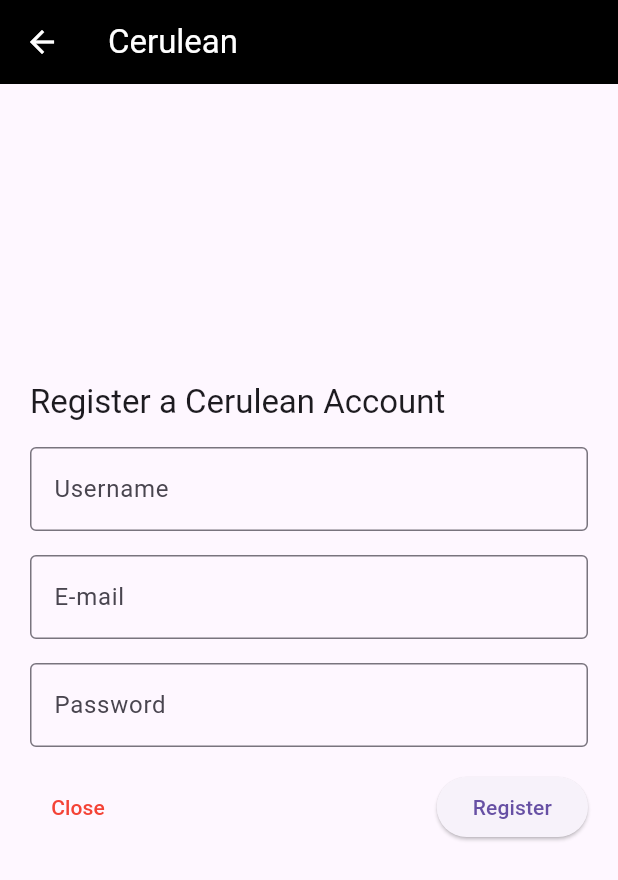
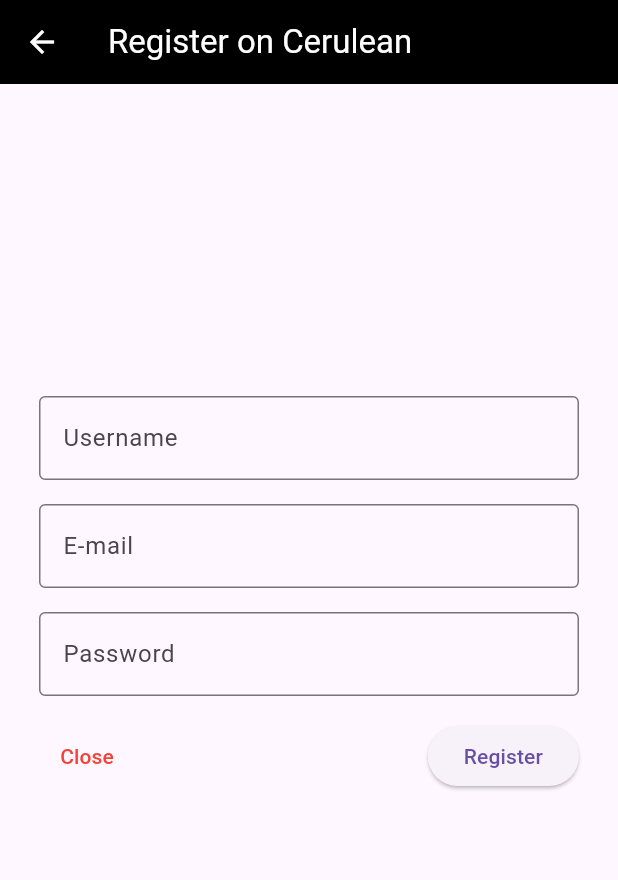
Before and after one commit to cerulean-app/flutter-client, a Flutter app: the RegisterScreen screen opened by its route, on a phone screen of 412 x 824 dp. Shown: the top 880 px of the screen. Run offline on Flutter 3.47's test engine with Material 2 defaults, Android fonts, the phone set to English and light mode, and no system bars; our stand-ins replace shared_preferences; accounts and stored records are empty.

Commit message:
app: improve mobile UI sizes in login/register

```diff
--- a/lib/screens/welcome/register_screen.dart
+++ b/lib/screens/welcome/register_screen.dart
@@ -69,22 +69,24 @@
   @override
   Widget build(BuildContext context) {
     return ScreenScaffold(
-      title: 'Cerulean ${widget.debug ? ' (debug)' : ''}',
+      title: 'Register on Cerulean ${widget.debug ? ' (debug)' : ''}',
       child: Column(
         mainAxisAlignment: MainAxisAlignment.center,
         crossAxisAlignment: CrossAxisAlignment.center,
         children: <Widget>[
-          SizedBox.square(
-            dimension: 372,
+          SizedBox.fromSize(
+            size: const Size(360, 384),
             child: Form(
               key: _formKey,
               child: Column(
                 crossAxisAlignment: CrossAxisAlignment.start,
                 children: <Widget>[
-                  Text(
-                    'Register a Cerulean Account',
-                    style: Theme.of(context).textTheme.titleLarge,
-                  ),
+                  isMobile()
+                      ? Container()
+                      : Text(
+                          'Register on Cerulean',
+                          style: Theme.of(context).textTheme.titleLarge,
+                        ),
                   const Padding(padding: EdgeInsets.only(top: 16.0)),
                   TextFormField(
                     controller: usernameController,
--- a/lib/widgets/screen_scaffold.dart
+++ b/lib/widgets/screen_scaffold.dart
@@ -6,12 +6,14 @@
   final String title;
   final Widget child;
   final Widget? floatingActionButton;
+  final bool resizeToAvoidBottomInset;
 
   const ScreenScaffold(
       {Key? key,
       required this.title,
       required this.child,
-      this.floatingActionButton})
+      this.floatingActionButton,
+      this.resizeToAvoidBottomInset = false})
       : super(key: key);
 
   @override
@@ -31,6 +33,7 @@
           : null,
       body: SizedBox.expand(child: child),
       floatingActionButton: floatingActionButton,
+      resizeToAvoidBottomInset: resizeToAvoidBottomInset,
     );
   }
 }
```
Also changed, not shown: lib/screens/welcome/login_screen.dart (+9 -7 lines).
